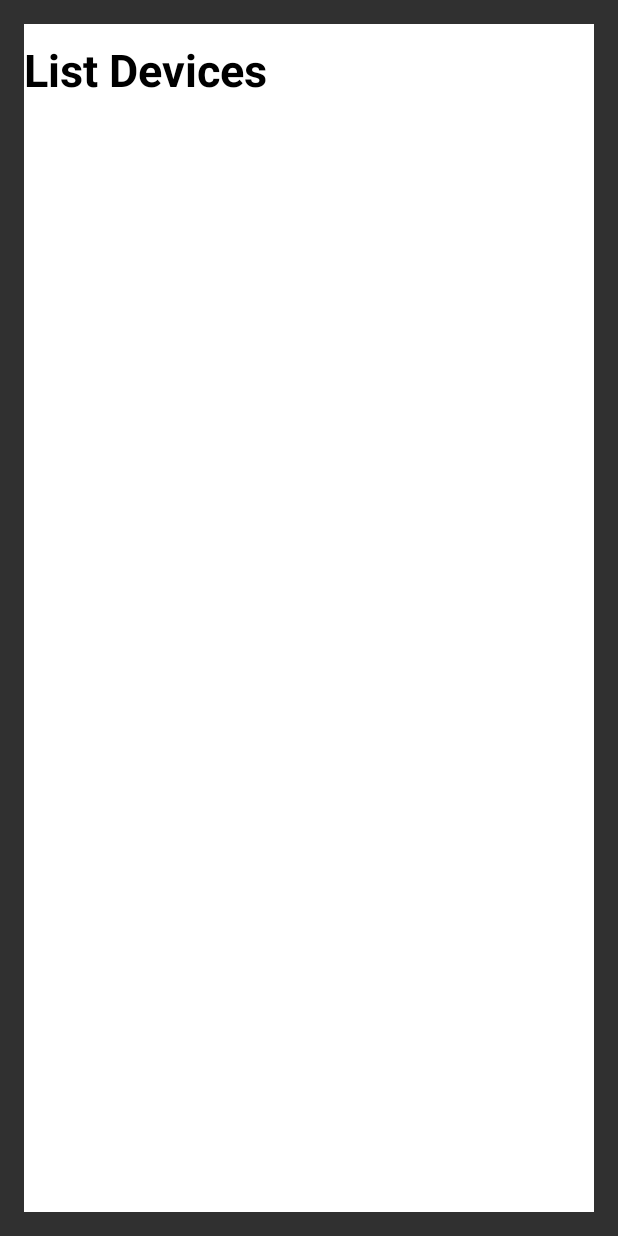
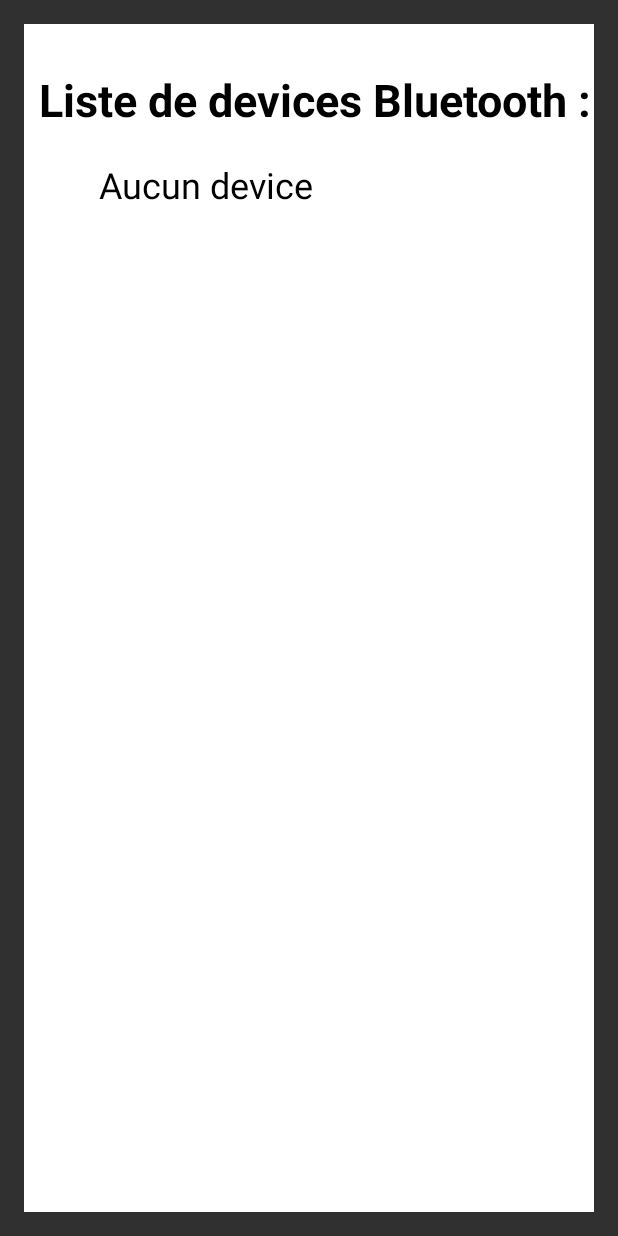
Before and after one commit to michaudv/DemoPFE, an Android app: the fragment ListOfDevices placed in its activity, on a phone screen of 412 x 824 dp. Run offline under Robolectric (Android 15) with nearby library versions, the phone set to English and light mode, and no system bars; 2 statements that could not run were skipped.

Commit message:
ListOfDevices finished + Fragment + Timers Ok

```diff
--- a/app/src/main/java/fr/lab/bbox/bboxapidemo/Demo/DemoDetection.java
+++ b/app/src/main/java/fr/lab/bbox/bboxapidemo/Demo/DemoDetection.java
@@ -41,7 +41,6 @@ public class DemoDetection extends Fragment {
     private Timer timer;
 
     private int refreshPeriod = 5 * 1000;
-    private boolean firstDisplay;
 
     private IService service;
     ServiceConnection conn = new ServiceConnection() {
@@ -273,15 +272,12 @@ public class DemoDetection extends Fragment {
     @Override
     public void onPause() {
         super.onPause();
-        //timer.cancel();
-        Log.i(TAG, "onPause : Timer DemoDetection canceled");
+        timer.cancel();
     }
 
     @Override
     public void onStop() {
         super.onStop();
-        //timer.cancel();
-        Log.i(TAG, "onStop : Timer DemoDetection canceled");
     }
 
     @Override
@@ -292,8 +288,6 @@ public class DemoDetection extends Fragment {
     @Override
     public void onDestroy() {
         super.onDestroy();
-        //timer.cancel();
-        Log.i(TAG, "onDestroy : Timer DemoDetection canceled");
     }
 
 }
--- a/app/src/main/res/layout/list_devices_layout.xml
+++ b/app/src/main/res/layout/list_devices_layout.xml
@@ -5,13 +5,24 @@
     android:background="#FFFFFF">
 
     <TextView
-        android:text="List Devices"
+        android:text="Liste de devices Bluetooth :"
         android:textStyle="bold"
         android:textColor="#000000"
         android:layout_width="match_parent"
         android:layout_height="wrap_content"
-        android:id="@+id/test"
+        android:id="@+id/title"
         android:textSize="30sp"
-        android:layout_marginTop="10dp"/>
+        android:layout_marginLeft="10dp"
+        android:layout_marginTop="30dp"/>
+
+    <TextView
+        android:text="Aucun device"
+        android:textColor="#000000"
+        android:textSize="24sp"
+        android:layout_marginLeft="50dp"
+        android:layout_marginTop="20dp"
+        android:layout_width="match_parent"
+        android:layout_height="wrap_content"
+        android:id="@+id/listView" />
 
 </LinearLayout>
```
Also changed, not shown: app/src/main/java/fr/lab/bbox/bboxapidemo/Demo/DemoStatistiques.java (+24 -2 lines), app/src/main/java/fr/lab/bbox/bboxapidemo/Demo/ListOfDevices.java (+20 -10 lines), app/src/main/java/fr/lab/bbox/bboxapidemo/MainActivity.java (+0 -7 lines), app/src/main/res/layout/detection_layout.xml (+10 -10 lines), app/src/main/res/layout/statistiques_layout.xml (+12 -7 lines), app/src/main/res/drawable/statistiques.png (added).
